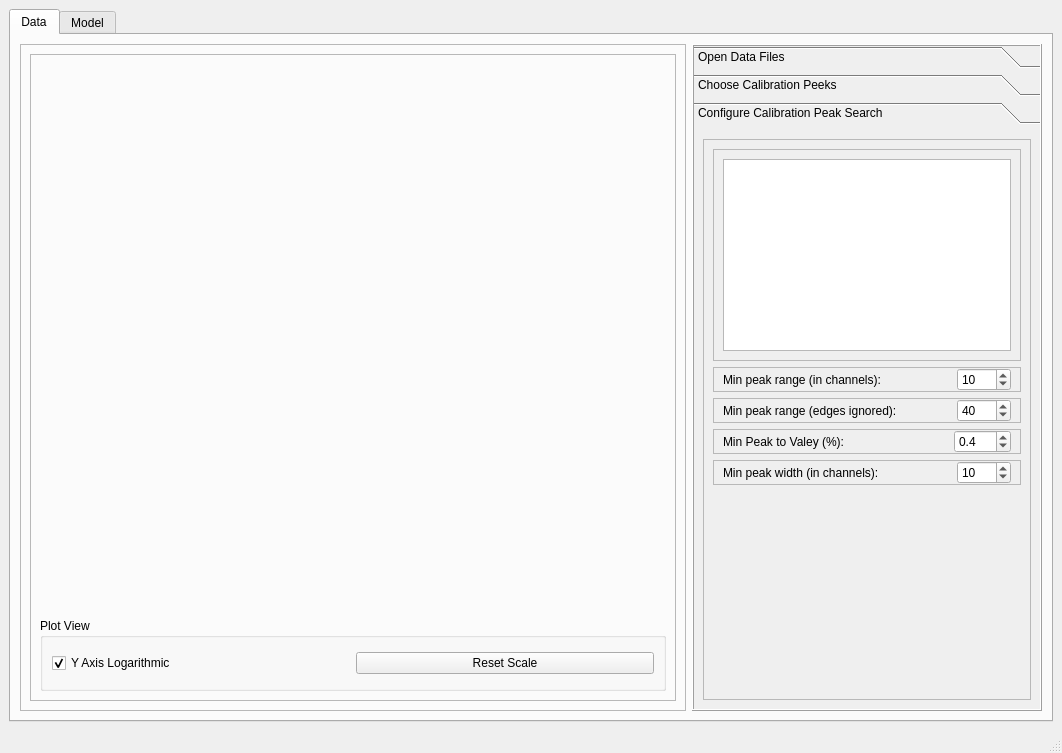
Above: Sources/mainwindow.ui from maragnik/HCMR_Minimization_App before the change. Below: the same form after it.
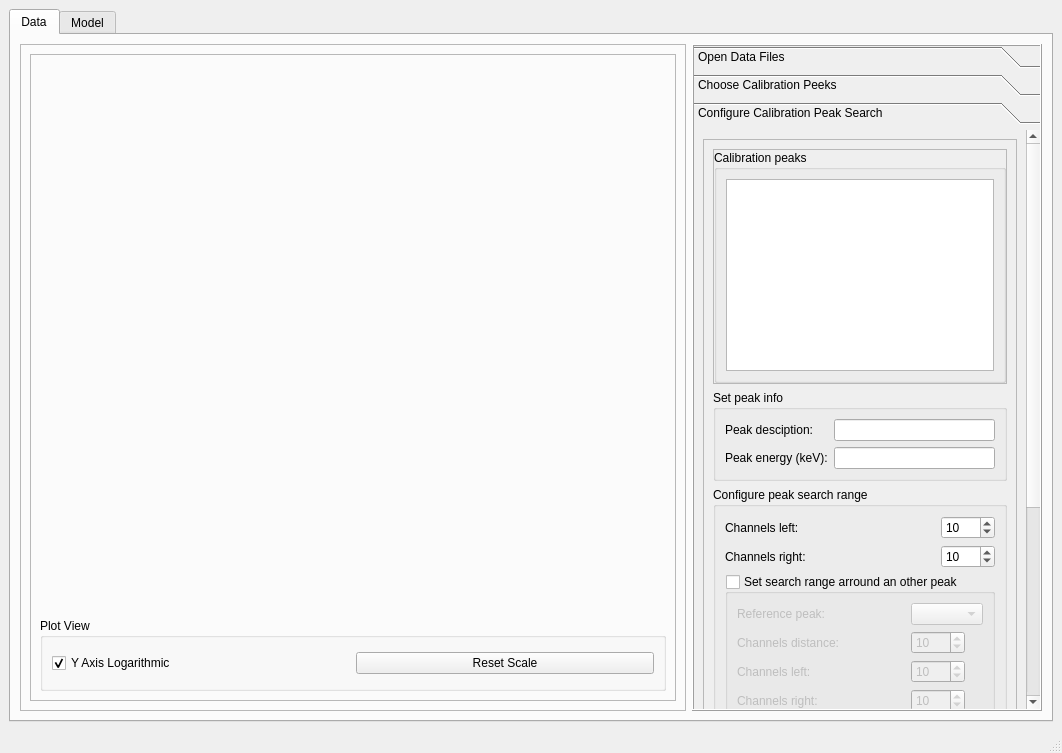
That is the form after the change. The open tabs and pages were chosen to show the change. Custom widgets are drawn as their Qt base class.

Commit message: show calibration peaks

The edit to the form file:
```diff
--- a/Sources/mainwindow.ui
+++ b/Sources/mainwindow.ui
@@ -179,7 +179,7 @@
            <number>1</number>
           </property>
           <property name="currentIndex">
-           <number>1</number>
+           <number>2</number>
           </property>
           <widget class="QWidget" name="page_open_files">
            <property name="geometry">
@@ -632,7 +632,7 @@
            <property name="geometry">
             <rect>
              <x>0</x>
-             <y>-240</y>
+             <y>0</y>
              <width>325</width>
              <height>772</height>
             </rect>
@@ -1072,9 +1072,9 @@
            <property name="geometry">
             <rect>
              <x>0</x>
-             <y>0</y>
-             <width>346</width>
-             <height>532</height>
+             <y>-406</y>
+             <width>343</width>
+             <height>917</height>
             </rect>
            </property>
            <attribute name="label">
@@ -1111,8 +1111,26 @@
                   <enum>QFrame::Raised</enum>
                  </property>
                  <layout class="QHBoxLayout" name="horizontalLayout_12">
+                  <property name="leftMargin">
+                   <number>0</number>
+                  </property>
+                  <property name="topMargin">
+                   <number>0</number>
+                  </property>
+                  <property name="rightMargin">
+                   <number>0</number>
+                  </property>
+                  <property name="bottomMargin">
+                   <number>0</number>
+                  </property>
                   <item>
-                   <widget class="QListWidget" name="list_peaks_2">
+                   <widget class="QGroupBox" name="groupBox_5">
+                    <property name="title">
+                     <string>Calibration peaks</string>
+                    </property>
+                    <layout class="QVBoxLayout" name="verticalLayout_10">
+                     <item>
+                      <widget class="QListWidget" name="list_calibration_peaks_2">
                     <property name="sizePolicy">
                      <sizepolicy hsizetype="Preferred" vsizetype="Preferred">
                       <horstretch>0</horstretch>
@@ -1145,6 +1163,211 @@
                  </layout>
                 </widget>
                </item>
+                 </layout>
+                </widget>
+               </item>
+               <item>
+                <widget class="QGroupBox" name="groupBox_6">
+                 <property name="title">
+                  <string>Set peak info</string>
+                 </property>
+                 <layout class="QGridLayout" name="gridLayout_3">
+                  <item row="0" column="0">
+                   <widget class="QLabel" name="label_16">
+                    <property name="text">
+                     <string>Peak desciption:</string>
+                    </property>
+                   </widget>
+                  </item>
+                  <item row="0" column="1">
+                   <widget class="QLineEdit" name="lineEdit_peak_daescription"/>
+                  </item>
+                  <item row="1" column="0">
+                   <widget class="QLabel" name="label_18">
+                    <property name="text">
+                     <string>Peak energy (keV):</string>
+                    </property>
+                   </widget>
+                  </item>
+                  <item row="1" column="1">
+                   <widget class="QLineEdit" name="lineEdit_peak_energy"/>
+                  </item>
+                 </layout>
+                </widget>
+               </item>
+               <item>
+                <widget class="QGroupBox" name="groupBox_7">
+                 <property name="title">
+                  <string>Configure peak search range</string>
+                 </property>
+                 <layout class="QGridLayout" name="gridLayout_4">
+                  <item row="1" column="1">
+                   <widget class="QSpinBox" name="spinBox_channels_right">
+                    <property name="sizePolicy">
+                     <sizepolicy hsizetype="Maximum" vsizetype="Fixed">
+                      <horstretch>0</horstretch>
+                      <verstretch>0</verstretch>
+                     </sizepolicy>
+                    </property>
+                    <property name="maximum">
+                     <number>2000</number>
+                    </property>
+                    <property name="value">
+                     <number>10</number>
+                    </property>
+                   </widget>
+                  </item>
+                  <item row="0" column="0">
+                   <widget class="QLabel" name="label_19">
+                    <property name="text">
+                     <string>Channels left:</string>
+                    </property>
+                    <property name="wordWrap">
+                     <bool>true</bool>
+                    </property>
+                   </widget>
+                  </item>
+                  <item row="1" column="0">
+                   <widget class="QLabel" name="label_22">
+                    <property name="text">
+                     <string>Channels right:</string>
+                    </property>
+                    <property name="wordWrap">
+                     <bool>true</bool>
+                    </property>
+                   </widget>
+                  </item>
+                  <item row="0" column="1">
+                   <widget class="QSpinBox" name="spinBox_channels_left">
+                    <property name="sizePolicy">
+                     <sizepolicy hsizetype="Maximum" vsizetype="Fixed">
+                      <horstretch>0</horstretch>
+                      <verstretch>0</verstretch>
+                     </sizepolicy>
+                    </property>
+                    <property name="maximum">
+                     <number>2000</number>
+                    </property>
+                    <property name="value">
+                     <number>10</number>
+                    </property>
+                   </widget>
+                  </item>
+                  <item row="2" column="0" colspan="2">
+                   <widget class="QGroupBox" name="groupBox_search_with_reference_peak">
+                    <property name="title">
+                     <string>Set search range arround an other peak</string>
+                    </property>
+                    <property name="checkable">
+                     <bool>true</bool>
+                    </property>
+                    <property name="checked">
+                     <bool>false</bool>
+                    </property>
+                    <layout class="QGridLayout" name="gridLayout_5">
+                     <item row="0" column="1">
+                      <widget class="QComboBox" name="comboBox_reference_peak"/>
+                     </item>
+                     <item row="5" column="0">
+                      <widget class="QLabel" name="label_24">
+                       <property name="text">
+                        <string>Channels right:</string>
+                       </property>
+                       <property name="wordWrap">
+                        <bool>true</bool>
+                       </property>
+                      </widget>
+                     </item>
+                     <item row="3" column="1">
+                      <widget class="QSpinBox" name="spinBox_channels_left2">
+                       <property name="sizePolicy">
+                        <sizepolicy hsizetype="Maximum" vsizetype="Fixed">
+                         <horstretch>0</horstretch>
+                         <verstretch>0</verstretch>
+                        </sizepolicy>
+                       </property>
+                       <property name="maximum">
+                        <number>2000</number>
+                       </property>
+                       <property name="value">
+                        <number>10</number>
+                       </property>
+                      </widget>
+                     </item>
+                     <item row="0" column="0">
+                      <widget class="QLabel" name="label_23">
+                       <property name="text">
+                        <string>Reference peak:</string>
+                       </property>
+                       <property name="wordWrap">
+                        <bool>true</bool>
+                       </property>
+                      </widget>
+                     </item>
+                     <item row="3" column="0">
+                      <widget class="QLabel" name="label_25">
+                       <property name="text">
+                        <string>Channels left:</string>
+                       </property>
+                       <property name="wordWrap">
+                        <bool>true</bool>
+                       </property>
+                      </widget>
+                     </item>
+                     <item row="5" column="1">
+                      <widget class="QSpinBox" name="spinBox_channels_right2">
+                       <property name="sizePolicy">
+                        <sizepolicy hsizetype="Maximum" vsizetype="Fixed">
+                         <horstretch>0</horstretch>
+                         <verstretch>0</verstretch>
+                        </sizepolicy>
+                       </property>
+                       <property name="maximum">
+                        <number>2000</number>
+                       </property>
+                       <property name="value">
+                        <number>10</number>
+                       </property>
+                      </widget>
+                     </item>
+                     <item row="1" column="0">
+                      <widget class="QLabel" name="label_26">
+                       <property name="text">
+                        <string>Channels distance:</string>
+                       </property>
+                       <property name="wordWrap">
+                        <bool>true</bool>
+                       </property>
+                      </widget>
+                     </item>
+                     <item row="1" column="1">
+                      <widget class="QSpinBox" name="spinBox_reference_peak_distance">
+                       <property name="sizePolicy">
+                        <sizepolicy hsizetype="Maximum" vsizetype="Fixed">
+                         <horstretch>0</horstretch>
+                         <verstretch>0</verstretch>
+                        </sizepolicy>
+                       </property>
+                       <property name="maximum">
+                        <number>2000</number>
+                       </property>
+                       <property name="value">
+                        <number>10</number>
+                       </property>
+                      </widget>
+                     </item>
+                    </layout>
+                   </widget>
+                  </item>
+                 </layout>
+                </widget>
+               </item>
+               <item>
+                <widget class="QGroupBox" name="groupBox_9">
+                 <property name="title">
+                  <string>Peak search configuration</string>
+                 </property>
+                 <layout class="QVBoxLayout" name="verticalLayout_12">
                <item>
                 <widget class="QFrame" name="frame_9">
                  <property name="frameShape">
@@ -1331,6 +1554,22 @@
                 </widget>
                </item>
                <item>
+                   <widget class="QLabel" name="label_27">
+                    <property name="text">
+                     <string>If more than one peak found, peek:</string>
+                    </property>
+                    <property name="wordWrap">
+                     <bool>true</bool>
+                    </property>
+                   </widget>
+                  </item>
+                  <item>
+                   <widget class="QComboBox" name="comboBox_peak_peek_criteria"/>
+                  </item>
+                 </layout>
+                </widget>
+               </item>
+               <item>
                 <spacer name="verticalSpacer_3">
                  <property name="orientation">
                   <enum>Qt::Vertical</enum>
```
Left out of the diff: 1 changed line with no effect on the pictures. Lines whose indentation alone changed are shown as unchanged. The commit also changes 7 other files.
